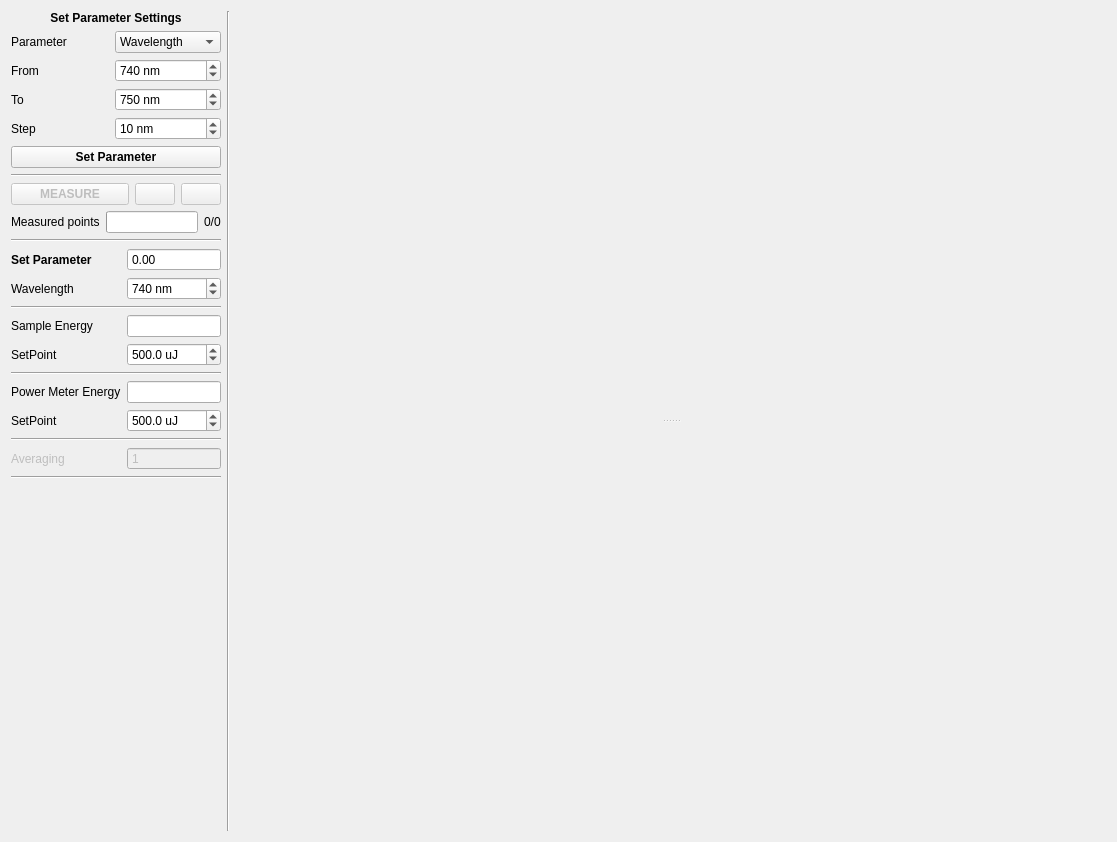
Old version of the form modules/gui/designer/curve_measure_widget.ui in the repository Kaldarinz/PA-RSCF-22-72-00015-.
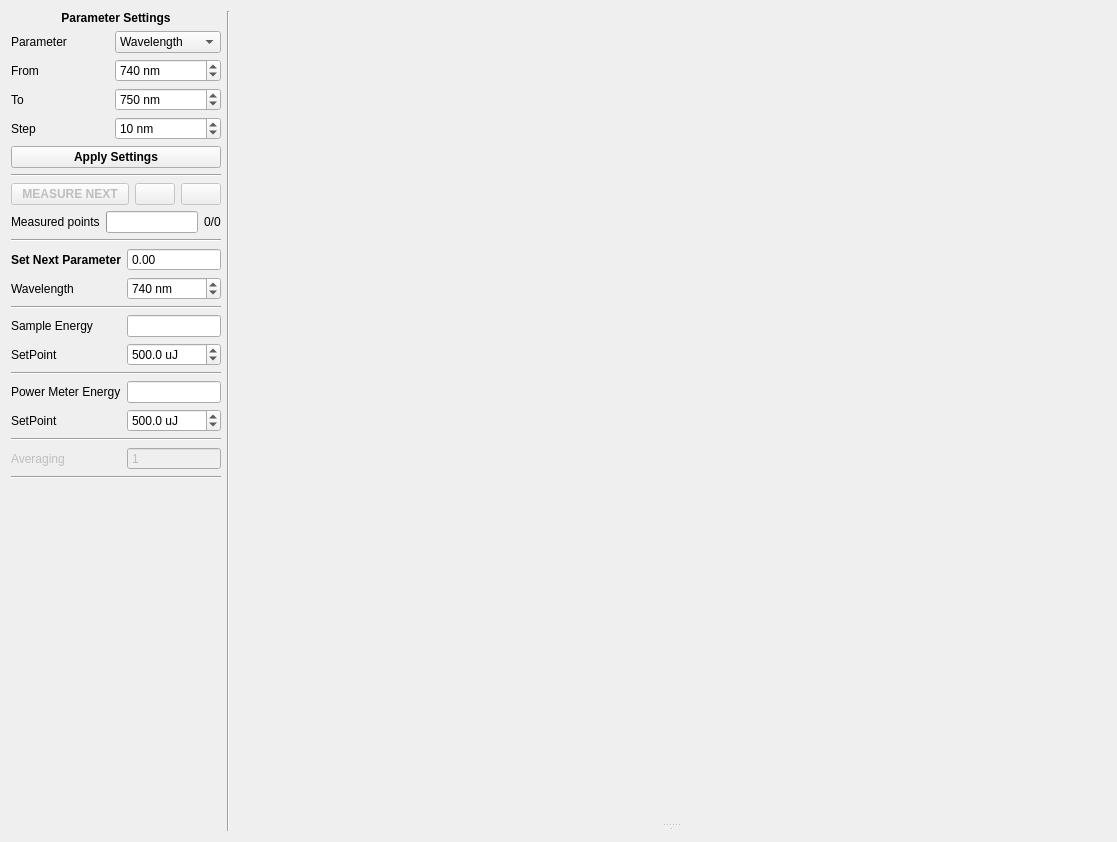
New version of the form. Icons and pictures are not drawn. Custom widgets are drawn as their Qt base class.

Commit message: redo curve points

```diff
--- a/modules/gui/designer/curve_measure_widget.ui
+++ b/modules/gui/designer/curve_measure_widget.ui
@@ -30,7 +30,7 @@
         </font>
        </property>
        <property name="text">
-        <string>Set Parameter Settings</string>
+        <string>Parameter Settings</string>
        </property>
        <property name="alignment">
         <set>Qt::AlignCenter</set>
@@ -230,7 +230,7 @@
           <string>Start PhotoAcoustic measurement</string>
          </property>
          <property name="text">
-          <string>Set Parameter</string>
+          <string>Apply Settings</string>
          </property>
          <property name="checkable">
           <bool>false</bool>
@@ -289,7 +289,7 @@
              <string>Start PhotoAcoustic measurement</string>
             </property>
             <property name="text">
-             <string>MEASURE</string>
+             <string>MEASURE NEXT</string>
             </property>
             <property name="icon">
              <iconset resource="qt_resources.qrc">
@@ -429,7 +429,7 @@
              </font>
             </property>
             <property name="text">
-             <string>Set Parameter</string>
+             <string>Set Next Parameter</string>
             </property>
            </widget>
           </item>
@@ -835,12 +835,6 @@
    </item>
    <item>
     <widget class="QSplitter" name="lo_measure">
-     <property name="sizePolicy">
-      <sizepolicy hsizetype="Expanding" vsizetype="Expanding">
-       <horstretch>0</horstretch>
-       <verstretch>0</verstretch>
-      </sizepolicy>
-     </property>
      <property name="orientation">
       <enum>Qt::Vertical</enum>
      </property>
@@ -852,6 +846,10 @@
        </sizepolicy>
       </property>
      </widget>
+     <widget class="QSplitter" name="splitter">
+      <property name="orientation">
+       <enum>Qt::Horizontal</enum>
+      </property>
      <widget class="MplCanvas" name="plot_measurement" native="true">
       <property name="sizePolicy">
        <sizepolicy hsizetype="Expanding" vsizetype="Expanding">
@@ -865,6 +863,15 @@
         <height>0</height>
        </size>
       </property>
+      </widget>
+      <widget class="MplCanvas" name="plot_detail" native="true">
+       <property name="sizePolicy">
+        <sizepolicy hsizetype="Expanding" vsizetype="Expanding">
+         <horstretch>0</horstretch>
+         <verstretch>0</verstretch>
+        </sizepolicy>
+       </property>
+      </widget>
      </widget>
     </widget>
    </item>
```
Left out of the diff: 11 changed lines with no effect on the pictures. Lines whose indentation alone changed are shown as unchanged. The commit also changes 4 other files.
